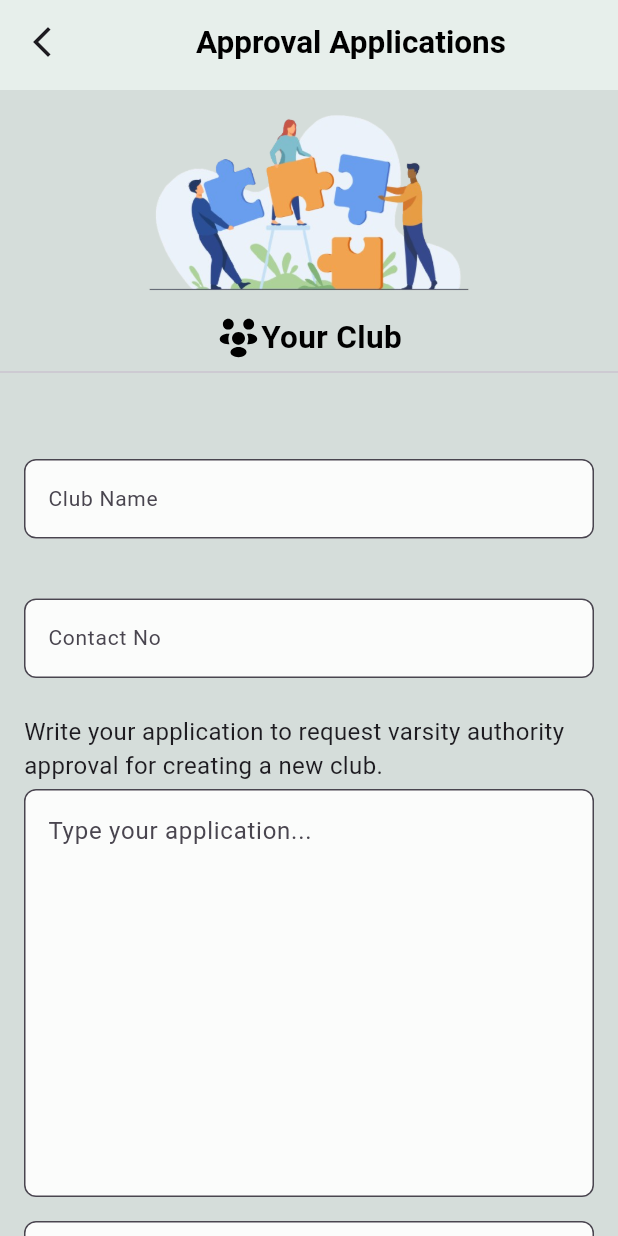
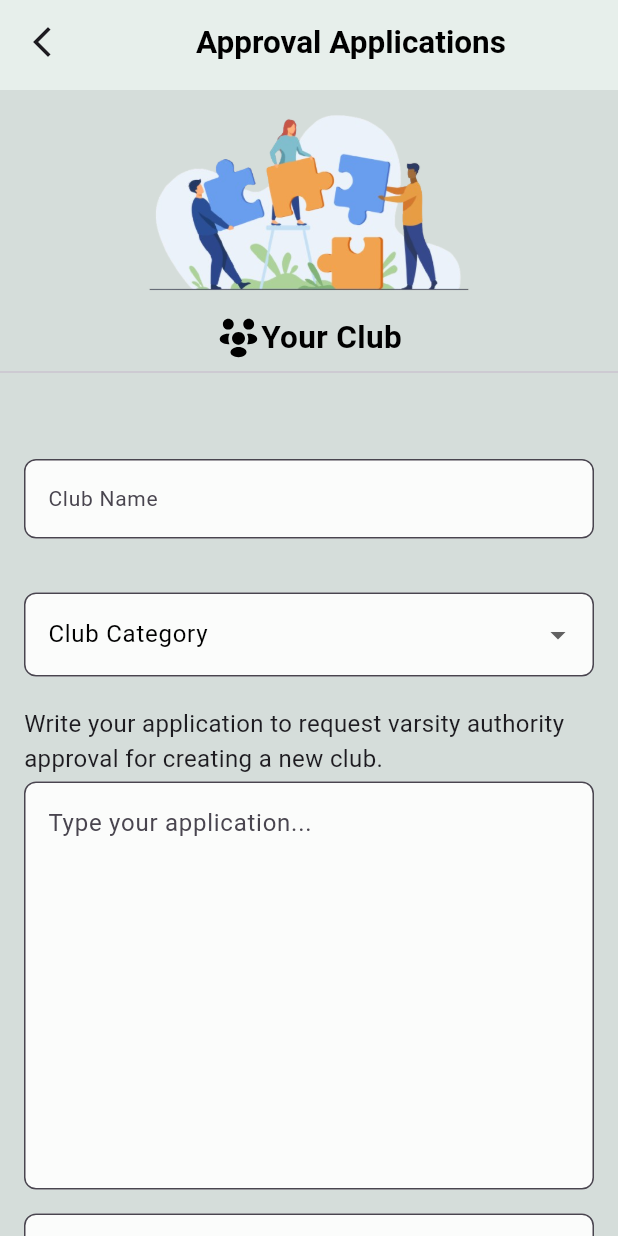
Before and after one commit to Antuh-D/Android-Projects-SWE-250, a Flutter app: the AppClubApprovalPage screen opened by its route, on a phone screen of 412 x 824 dp. Run offline on Flutter 3.47's test engine with Material 3 defaults, Android fonts, the phone set to English and light mode, and no system bars; our stand-ins replace flutter_dotenv, flutter_svg, image_picker; accounts and stored records are empty; network calls fail.

Commit message:
Approval application

```diff
--- a/Campus Clubs/lib/pages/AppClubApprovalAdminPage.dart
+++ b/Campus Clubs/lib/pages/AppClubApprovalAdminPage.dart
@@ -77,6 +77,7 @@ class _AppClubApprovalAdminPageState extends State<AppClubApprovalAdminPage> {
                   Text("Club: ${item['clubname']}", style: TextStyle(fontWeight: FontWeight.bold)),
                   Text("Category: ${item['category']}"),
                   Text("President: ${item['president']}"),
+                  Text("Contact No: ${item['contract']}"),
                   SizedBox(height: 8),
                   Text("Application:\n${item['applicationText']}"),
                   SizedBox(height: 12),
--- a/Campus Clubs/lib/pages/AppClubApprovalPage.dart
+++ b/Campus Clubs/lib/pages/AppClubApprovalPage.dart
@@ -69,10 +69,36 @@ class _AppClubApprovalPageState extends State<AppClubApprovalPage> {
               padding: EdgeInsets.symmetric(horizontal: 16,vertical: 20),
               child: AppTextField(hint: "Club Name", controller: clubname ),
             ),
+            Padding(
+              padding: EdgeInsets.symmetric(horizontal: 16,vertical: 16),
+              child: DropdownButtonFormField(
+                items: catagorylist
+                    .map((c) => DropdownMenuItem(
+                    value: c,
+                    child: Text(c,))).toList(),
+                onChanged: (value) {
+                  setState(() {
+                    category = value;
+                  });
+                },
+                decoration: InputDecoration(labelText: "Club Category",
+                  labelStyle: TextStyle(color: Colors.black),
+                  border: OutlineInputBorder(
+                    borderRadius: BorderRadius.all(Radius.circular(8.0)),
+                  ),
+                  focusedBorder: OutlineInputBorder(
+                    borderRadius: BorderRadius.circular(8.0),
+                    borderSide: BorderSide(
+                      color: Colors.black38,
+                      width: 2.0,
+                    ),
+                  ),
+                  filled: true,
+                  fillColor:Colors.white.withOpacity(0.9),
 
-            Padding(
-              padding: EdgeInsets.symmetric(horizontal: 16,vertical: 20),
-              child: AppTextField(hint: "Contact No", controller: contract),
+                ),
+                dropdownColor: Colors.white,
+              ),
             ),
 
             Padding(
@@ -104,41 +130,14 @@ class _AppClubApprovalPageState extends State<AppClubApprovalPage> {
                 ),
               ),
             ),
+
             Padding(
               padding: EdgeInsets.symmetric(horizontal: 16,vertical: 16),
-              child: DropdownButtonFormField(
-                items: catagorylist
-                    .map((c) => DropdownMenuItem(
-                    value: c,
-                    child: Text(c,))).toList(),
-                    onChanged: (value) {
-                      setState(() {
-                         category = value;
-                      });
-                     },
-                  decoration: InputDecoration(labelText: "Club Category",
-                  labelStyle: TextStyle(color: Colors.black),
-                  border: OutlineInputBorder(
-                    borderRadius: BorderRadius.all(Radius.circular(8.0)),
-                  ),
-                  focusedBorder: OutlineInputBorder(
-                    borderRadius: BorderRadius.circular(8.0),
-                    borderSide: BorderSide(
-                      color: Colors.black38,
-                      width: 2.0,
-                    ),
-                  ),
-                  filled: true,
-                  fillColor:Colors.white.withOpacity(0.9),
-
-                ),
-                dropdownColor: Colors.white,
-              ),
+              child: AppTextField(hint: "President Name", controller: president),
             ),
-
             Padding(
-              padding: EdgeInsets.symmetric(horizontal: 16,vertical: 20),
-              child: AppTextField(hint: "Club President", controller: president),
+              padding: EdgeInsets.symmetric(horizontal: 16),
+              child: AppTextField(hint: "President Email", controller: contract),
             ),
 
             //submit
@@ -146,10 +145,7 @@ class _AppClubApprovalPageState extends State<AppClubApprovalPage> {
               padding: EdgeInsets.all(16),
               child: ElevatedButton(
                 onPressed: () async {
-                  final bool x = await submission();
-                  if (x) {
-                    Navigator.of(context).pushReplacementNamed(AppRoutes.profile);
-                  }
+                  fetchUserByEmail();
                 },
                 child: Text("Submit",style: AppTexts.button,),
                 style: ElevatedButton.styleFrom(
@@ -161,6 +157,29 @@ class _AppClubApprovalPageState extends State<AppClubApprovalPage> {
         ),
       ),
     );
+  }
+
+  Future<void>fetchUserByEmail() async {
+    final url = Uri.parse("${dotenv.env['API_URL']}/api/user/$contract");
+
+    try {
+      final response = await http.get(url);
+
+      if (response.statusCode == 200) {
+        final bool x = await submission();
+        if (x) {
+          Navigator.of(context).pushReplacementNamed(AppRoutes.profile);
+        }
+      } else {
+        ScaffoldMessenger.of(context).showSnackBar(
+          SnackBar(content: Text('The President Should Be Register For Creating Club')),
+        );
+        print("President Not App User: ${response.statusCode}");
+        throw Exception('The President Should Be Register For Creating Club');
+      }
+    } catch (error) {
+      print("Error fetching user: $error");
+    }
   }
 
   Future<bool> submission() async {
--- a/Campus Clubs/lib/pages/MyClubPage.dart
+++ b/Campus Clubs/lib/pages/MyClubPage.dart
@@ -8,7 +8,6 @@ import 'package:campusclubs/config/AppRoutes.dart';
 import 'package:campusclubs/config/AppString.dart';
 import '../config/ClubModel.dart';
 import '../config/ClubProvider.dart';
-import '../components/AppGridViewSmall.dart';
 import '../components/ClubGridView.dart';
 import 'AppAllClubViewPage.dart';
 
@@ -110,7 +109,7 @@ class _MyJoinedClubState extends State<MyJoinedClub> {
                       ),
                     ),
                     onTap: (){
-                      Navigator.pushReplacement(
+                      Navigator.push(
                         context,
                         MaterialPageRoute(
                           builder: (context) => AppAllClubViewPage(clubs:clubs),
```
Also changed, not shown: Campus Clubs/pubspec.lock.
